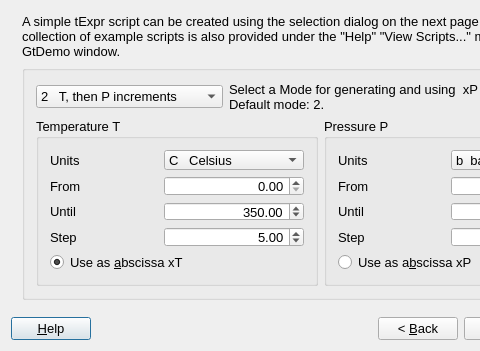
Qt form gems3/vizor4/dlg4/RTparmWizard4.ui (gemshub/GEMSGUI) before a commit; both pictures show x 0 to 480 and y 158 to 509 of the 641 by 509 pixel window.
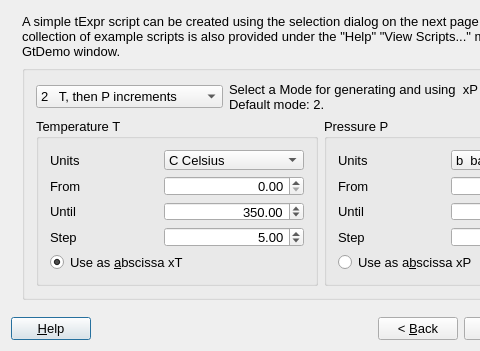
The same form after that commit.

Patch:
```diff
--- a/gems3/vizor4/dlg4/RTparmWizard4.ui
+++ b/gems3/vizor4/dlg4/RTparmWizard4.ui
@@ -194,7 +194,7 @@
                </property>
                <item>
                 <property name="text">
-                 <string>C   Celsius  </string>
+                 <string>C Celsius  </string>
                 </property>
                </item>
                <item>
```
Left out of the diff: 34 changed lines with no effect on the pictures.
